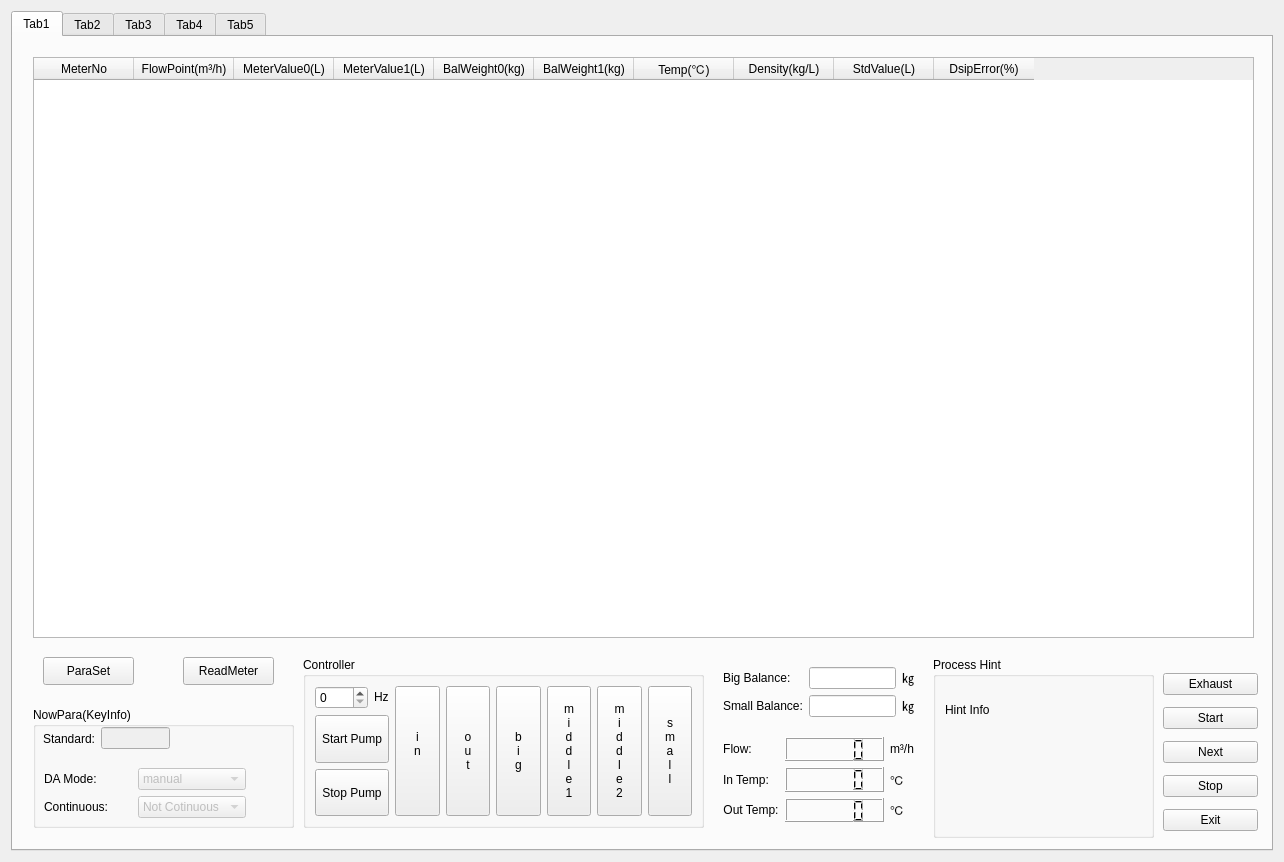
First picture: the form in source/weightmethod/weightmethod.ui, repository flimmy78/qtverify, before the edit.
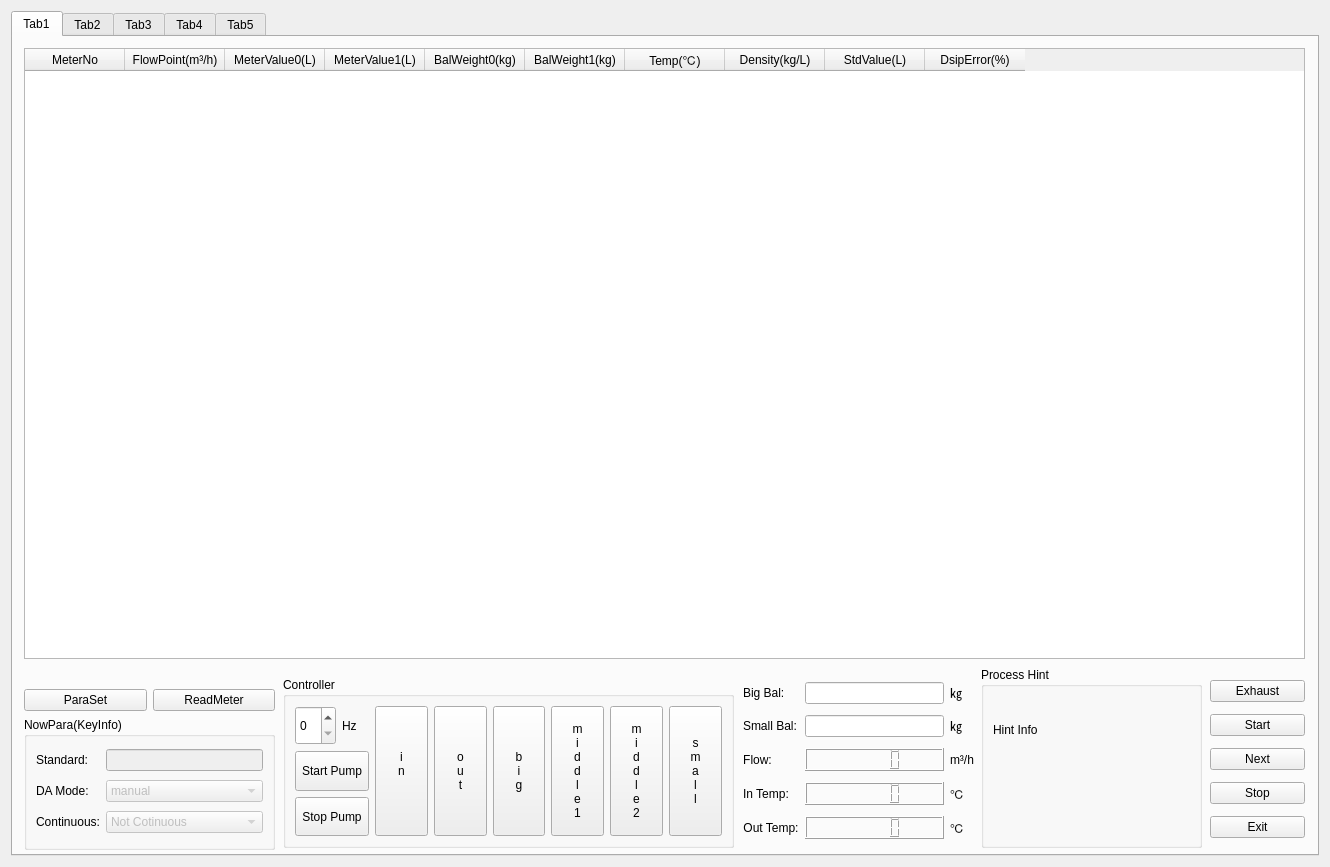
Second picture: the form after the edit.

Commit message: 调整界面布局

The edit to the form file:
```diff
--- a/source/weightmethod/weightmethod.ui
+++ b/source/weightmethod/weightmethod.ui
@@ -6,8 +6,8 @@
    <rect>
     <x>0</x>
     <y>0</y>
-    <width>1284</width>
-    <height>862</height>
+    <width>1330</width>
+    <height>867</height>
    </rect>
   </property>
   <property name="windowTitle">
@@ -32,137 +32,19 @@
       <attribute name="title">
        <string>Tab1</string>
       </attribute>
-      <widget class="QPushButton" name="btnParaSet">
-       <property name="geometry">
-        <rect>
-         <x>30</x>
-         <y>620</y>
-         <width>91</width>
-         <height>28</height>
-        </rect>
-       </property>
-       <property name="sizePolicy">
-        <sizepolicy hsizetype="Fixed" vsizetype="Preferred">
-         <horstretch>0</horstretch>
-         <verstretch>0</verstretch>
-        </sizepolicy>
-       </property>
-       <property name="text">
-        <string>ParaSet</string>
-       </property>
-      </widget>
-      <widget class="QGroupBox" name="groupBox">
-       <property name="geometry">
-        <rect>
-         <x>20</x>
-         <y>670</y>
-         <width>261</width>
-         <height>121</height>
-        </rect>
-       </property>
-       <property name="title">
-        <string>NowPara(KeyInfo)</string>
-       </property>
-       <widget class="QWidget" name="layoutWidget">
-        <property name="geometry">
-         <rect>
-          <x>10</x>
-          <y>20</y>
-          <width>127</width>
-          <height>23</height>
-         </rect>
-        </property>
-        <layout class="QHBoxLayout" name="horizontalLayout_2">
-         <item>
-          <widget class="QLabel" name="labelStandard">
-           <property name="text">
-            <string>Standard:</string>
-           </property>
-          </widget>
-         </item>
-         <item>
-          <widget class="QLineEdit" name="lnEditStandard">
-           <property name="enabled">
-            <bool>false</bool>
-           </property>
-          </widget>
-         </item>
-        </layout>
-       </widget>
-       <widget class="QWidget" name="layoutWidget">
-        <property name="geometry">
-         <rect>
-          <x>11</x>
-          <y>61</y>
-          <width>202</width>
-          <height>51</height>
-         </rect>
-        </property>
-        <layout class="QGridLayout" name="gridLayout_5">
-         <item row="0" column="0">
-          <widget class="QLabel" name="label_14">
-           <property name="text">
-            <string>DA Mode:</string>
-           </property>
-          </widget>
-         </item>
-         <item row="0" column="1">
-          <widget class="QComboBox" name="cmbAutoPick">
-           <property name="enabled">
-            <bool>false</bool>
-           </property>
-           <item>
-            <property name="text">
-             <string>manual</string>
-            </property>
-           </item>
-           <item>
-            <property name="text">
-             <string>auto</string>
-            </property>
-           </item>
-          </widget>
-         </item>
-         <item row="1" column="0">
-          <widget class="QLabel" name="label_15">
-           <property name="text">
-            <string>Continuous:</string>
-           </property>
-          </widget>
-         </item>
-         <item row="1" column="1">
-          <widget class="QComboBox" name="cmbContinue">
-           <property name="enabled">
-            <bool>false</bool>
-           </property>
-           <item>
-            <property name="text">
-             <string>Not Cotinuous</string>
-            </property>
-           </item>
-           <item>
-            <property name="text">
-             <string>Continuous</string>
-            </property>
-           </item>
-          </widget>
-         </item>
-        </layout>
-       </widget>
-      </widget>
       <widget class="QGroupBox" name="groupBox_2">
        <property name="geometry">
         <rect>
-         <x>290</x>
-         <y>620</y>
-         <width>401</width>
+         <x>270</x>
+         <y>640</y>
+         <width>451</width>
          <height>171</height>
         </rect>
        </property>
        <property name="title">
         <string>Controller</string>
        </property>
-       <layout class="QGridLayout" name="gridLayout_4">
+       <layout class="QGridLayout" name="gridLayout_6">
         <item row="0" column="0">
          <layout class="QHBoxLayout" name="horizontalLayout">
           <property name="sizeConstraint">
@@ -171,7 +53,7 @@
           <item>
            <widget class="QSpinBox" name="spinBoxFrequency">
             <property name="sizePolicy">
-             <sizepolicy hsizetype="Preferred" vsizetype="Fixed">
+             <sizepolicy hsizetype="Preferred" vsizetype="Preferred">
               <horstretch>0</horstretch>
               <verstretch>0</verstretch>
              </sizepolicy>
@@ -181,7 +63,7 @@
           <item>
            <widget class="QLabel" name="label_13">
             <property name="sizePolicy">
-             <sizepolicy hsizetype="Fixed" vsizetype="Fixed">
+             <sizepolicy hsizetype="Preferred" vsizetype="Preferred">
               <horstretch>0</horstretch>
               <verstretch>0</verstretch>
              </sizepolicy>
@@ -196,7 +78,7 @@
         <item row="0" column="1" rowspan="3">
          <widget class="QToolButton" name="btnWaterIn">
           <property name="sizePolicy">
-           <sizepolicy hsizetype="Preferred" vsizetype="Preferred">
+           <sizepolicy hsizetype="Expanding" vsizetype="Preferred">
             <horstretch>0</horstretch>
             <verstretch>0</verstretch>
            </sizepolicy>
@@ -211,7 +93,7 @@
         <item row="0" column="2" rowspan="3">
          <widget class="QToolButton" name="btnWaterOut">
           <property name="sizePolicy">
-           <sizepolicy hsizetype="Preferred" vsizetype="Preferred">
+           <sizepolicy hsizetype="Expanding" vsizetype="Preferred">
             <horstretch>0</horstretch>
             <verstretch>0</verstretch>
            </sizepolicy>
@@ -226,7 +108,7 @@
         <item row="0" column="3" rowspan="3">
          <widget class="QToolButton" name="btnValveBig">
           <property name="sizePolicy">
-           <sizepolicy hsizetype="Preferred" vsizetype="Preferred">
+           <sizepolicy hsizetype="Expanding" vsizetype="Preferred">
             <horstretch>0</horstretch>
             <verstretch>0</verstretch>
            </sizepolicy>
@@ -241,7 +123,7 @@
         <item row="0" column="4" rowspan="3">
          <widget class="QToolButton" name="btnValveMiddle1">
           <property name="sizePolicy">
-           <sizepolicy hsizetype="Preferred" vsizetype="Preferred">
+           <sizepolicy hsizetype="Expanding" vsizetype="Preferred">
             <horstretch>0</horstretch>
             <verstretch>0</verstretch>
            </sizepolicy>
@@ -260,7 +142,7 @@
         <item row="0" column="5" rowspan="3">
          <widget class="QToolButton" name="btnValveMiddle2">
           <property name="sizePolicy">
-           <sizepolicy hsizetype="Preferred" vsizetype="Preferred">
+           <sizepolicy hsizetype="Expanding" vsizetype="Preferred">
             <horstretch>0</horstretch>
             <verstretch>0</verstretch>
            </sizepolicy>
@@ -279,7 +161,7 @@
         <item row="0" column="6" rowspan="3">
          <widget class="QToolButton" name="btnValveSmall">
           <property name="sizePolicy">
-           <sizepolicy hsizetype="Preferred" vsizetype="Preferred">
+           <sizepolicy hsizetype="Expanding" vsizetype="Preferred">
             <horstretch>0</horstretch>
             <verstretch>0</verstretch>
            </sizepolicy>
@@ -324,10 +206,10 @@
       <widget class="QTableWidget" name="tableWidget">
        <property name="geometry">
         <rect>
-         <x>20</x>
-         <y>20</y>
-         <width>1221</width>
-         <height>581</height>
+         <x>11</x>
+         <y>11</y>
+         <width>1281</width>
+         <height>611</height>
         </rect>
        </property>
        <property name="inputMethodHints">
@@ -390,53 +272,370 @@
       <widget class="QGroupBox" name="groupBox_3">
        <property name="geometry">
         <rect>
-         <x>920</x>
-         <y>620</y>
+         <x>968</x>
+         <y>630</y>
          <width>221</width>
          <height>181</height>
         </rect>
        </property>
+       <property name="sizePolicy">
+        <sizepolicy hsizetype="Expanding" vsizetype="Preferred">
+         <horstretch>0</horstretch>
+         <verstretch>0</verstretch>
+        </sizepolicy>
+       </property>
        <property name="title">
         <string>Process Hint</string>
        </property>
-       <widget class="QLabel" name="labelHintInfo">
-        <property name="geometry">
-         <rect>
-          <x>12</x>
-          <y>27</y>
-          <width>201</width>
-          <height>51</height>
-         </rect>
-        </property>
-        <property name="text">
-         <string>Hint Info</string>
-        </property>
-       </widget>
-       <widget class="QLabel" name="labelHint">
-        <property name="geometry">
-         <rect>
-          <x>10</x>
-          <y>90</y>
-          <width>191</width>
-          <height>51</height>
-         </rect>
-        </property>
-        <property name="text">
-         <string/>
-        </property>
-       </widget>
+       <layout class="QGridLayout" name="gridLayout_7">
+        <item row="0" column="0">
+         <widget class="QLabel" name="labelHintInfo">
+          <property name="sizePolicy">
+           <sizepolicy hsizetype="Expanding" vsizetype="Preferred">
+            <horstretch>0</horstretch>
+            <verstretch>0</verstretch>
+           </sizepolicy>
+          </property>
+          <property name="text">
+           <string>Hint Info</string>
+          </property>
+         </widget>
+        </item>
+        <item row="1" column="0">
+         <widget class="QLabel" name="labelHint">
+          <property name="sizePolicy">
+           <sizepolicy hsizetype="Expanding" vsizetype="Preferred">
+            <horstretch>0</horstretch>
+            <verstretch>0</verstretch>
+           </sizepolicy>
+          </property>
+          <property name="text">
+           <string/>
+          </property>
+         </widget>
+        </item>
+       </layout>
       </widget>
-      <widget class="QWidget" name="layoutWidget">
+      <widget class="QWidget" name="">
        <property name="geometry">
         <rect>
-         <x>710</x>
-         <y>700</y>
-         <width>191</width>
-         <height>85</height>
+         <x>11</x>
+         <y>652</y>
+         <width>251</width>
+         <height>161</height>
+        </rect>
+       </property>
+       <layout class="QGridLayout" name="gridLayout_5">
+        <item row="0" column="0">
+         <widget class="QPushButton" name="btnParaSet">
+          <property name="sizePolicy">
+           <sizepolicy hsizetype="Preferred" vsizetype="Preferred">
+            <horstretch>0</horstretch>
+            <verstretch>0</verstretch>
+           </sizepolicy>
+          </property>
+          <property name="text">
+           <string>ParaSet</string>
+          </property>
+         </widget>
+        </item>
+        <item row="0" column="1">
+         <widget class="QPushButton" name="btnReadMeter">
+          <property name="sizePolicy">
+           <sizepolicy hsizetype="Preferred" vsizetype="Fixed">
+            <horstretch>0</horstretch>
+            <verstretch>0</verstretch>
+           </sizepolicy>
+          </property>
+          <property name="text">
+           <string>ReadMeter</string>
+          </property>
+         </widget>
+        </item>
+        <item row="1" column="0" colspan="2">
+         <widget class="QGroupBox" name="groupBox">
+          <property name="title">
+           <string>NowPara(KeyInfo)</string>
+          </property>
+          <layout class="QGridLayout" name="gridLayout_3">
+           <item row="0" column="0">
+            <widget class="QLabel" name="labelStandard">
+             <property name="sizePolicy">
+              <sizepolicy hsizetype="Fixed" vsizetype="Preferred">
+               <horstretch>0</horstretch>
+               <verstretch>0</verstretch>
+              </sizepolicy>
+             </property>
+             <property name="text">
+              <string>Standard:</string>
+             </property>
+            </widget>
+           </item>
+           <item row="0" column="1">
+            <widget class="QLineEdit" name="lnEditStandard">
+             <property name="enabled">
+              <bool>false</bool>
+             </property>
+             <property name="sizePolicy">
+              <sizepolicy hsizetype="Preferred" vsizetype="Fixed">
+               <horstretch>0</horstretch>
+               <verstretch>0</verstretch>
+              </sizepolicy>
+             </property>
+            </widget>
+           </item>
+           <item row="1" column="0">
+            <widget class="QLabel" name="label_14">
+             <property name="sizePolicy">
+              <sizepolicy hsizetype="Fixed" vsizetype="Preferred">
+               <horstretch>0</horstretch>
+               <verstretch>0</verstretch>
+              </sizepolicy>
+             </property>
+             <property name="text">
+              <string>DA Mode:</string>
+             </property>
+            </widget>
+           </item>
+           <item row="1" column="1">
+            <widget class="QComboBox" name="cmbAutoPick">
+             <property name="enabled">
+              <bool>false</bool>
+             </property>
+             <property name="sizePolicy">
+              <sizepolicy hsizetype="Preferred" vsizetype="Fixed">
+               <horstretch>0</horstretch>
+               <verstretch>0</verstretch>
+              </sizepolicy>
+             </property>
+             <item>
+              <property name="text">
+               <string>manual</string>
+              </property>
+             </item>
+             <item>
+              <property name="text">
+               <string>auto</string>
+              </property>
+             </item>
+            </widget>
+           </item>
+           <item row="2" column="0">
+            <widget class="QLabel" name="label_15">
+             <property name="sizePolicy">
+              <sizepolicy hsizetype="Fixed" vsizetype="Preferred">
+               <horstretch>0</horstretch>
+               <verstretch>0</verstretch>
+              </sizepolicy>
+             </property>
+             <property name="text">
+              <string>Continuous:</string>
+             </property>
+            </widget>
+           </item>
+           <item row="2" column="1">
+            <widget class="QComboBox" name="cmbContinue">
+             <property name="enabled">
+              <bool>false</bool>
+             </property>
+             <property name="sizePolicy">
+              <sizepolicy hsizetype="Preferred" vsizetype="Fixed">
+               <horstretch>0</horstretch>
+               <verstretch>0</verstretch>
+              </sizepolicy>
+             </property>
+             <item>
+              <property name="text">
+               <string>Not Cotinuous</string>
+              </property>
+             </item>
+             <item>
+              <property name="text">
+               <string>Continuous</string>
+              </property>
+             </item>
+            </widget>
+           </item>
+          </layout>
+         </widget>
+        </item>
+       </layout>
+      </widget>
+      <widget class="QWidget" name="">
+       <property name="geometry">
+        <rect>
+         <x>1197</x>
+         <y>637</y>
+         <width>95</width>
+         <height>170</height>
+        </rect>
+       </property>
+       <layout class="QGridLayout" name="gridLayout_4">
+        <item row="0" column="0">
+         <widget class="QPushButton" name="btnExhaust">
+          <property name="sizePolicy">
+           <sizepolicy hsizetype="Preferred" vsizetype="Fixed">
+            <horstretch>0</horstretch>
+            <verstretch>0</verstretch>
+           </sizepolicy>
+          </property>
+          <property name="text">
+           <string>Exhaust</string>
+          </property>
+         </widget>
+        </item>
+        <item row="1" column="0">
+         <widget class="QPushButton" name="btnStart">
+          <property name="sizePolicy">
+           <sizepolicy hsizetype="Preferred" vsizetype="Fixed">
+            <horstretch>0</horstretch>
+            <verstretch>0</verstretch>
+           </sizepolicy>
+          </property>
+          <property name="text">
+           <string>Start</string>
+          </property>
+         </widget>
+        </item>
+        <item row="2" column="0">
+         <widget class="QPushButton" name="btnNext">
+          <property name="sizePolicy">
+           <sizepolicy hsizetype="Preferred" vsizetype="Fixed">
+            <horstretch>0</horstretch>
+            <verstretch>0</verstretch>
+           </sizepolicy>
+          </property>
+          <property name="text">
+           <string>Next</string>
+          </property>
+         </widget>
+        </item>
+        <item row="3" column="0">
+         <widget class="QPushButton" name="btnStop">
+          <property name="sizePolicy">
+           <sizepolicy hsizetype="Preferred" vsizetype="Fixed">
+            <horstretch>0</horstretch>
+            <verstretch>0</verstretch>
+           </sizepolicy>
+          </property>
+          <property name="text">
+           <string>Stop</string>
+          </property>
+         </widget>
+        </item>
+        <item row="4" column="0">
+         <widget class="QPushButton" name="btnExit">
+          <property name="sizePolicy">
+           <sizepolicy hsizetype="Preferred" vsizetype="Fixed">
+            <horstretch>0</horstretch>
+            <verstretch>0</verstretch>
+           </sizepolicy>
+          </property>
+          <property name="text">
+           <string>Exit</string>
+          </property>
+         </widget>
+        </item>
+       </layout>
+      </widget>
+      <widget class="QWidget" name="">
+       <property name="geometry">
+        <rect>
+         <x>730</x>
+         <y>640</y>
+         <width>231</width>
+         <height>171</height>
         </rect>
        </property>
        <layout class="QGridLayout" name="gridLayout_2">
         <item row="0" column="0">
+         <widget class="QLabel" name="label_9">
+          <property name="sizePolicy">
+           <sizepolicy hsizetype="Fixed" vsizetype="Preferred">
+            <horstretch>0</horstretch>
+            <verstretch>0</verstretch>
+           </sizepolicy>
+          </property>
+          <property name="text">
+           <string>Big Bal:</string>
+          </property>
+         </widget>
+        </item>
+        <item row="0" column="1">
+         <widget class="QLineEdit" name="lnEditBigBalance">
+          <property name="sizePolicy">
+           <sizepolicy hsizetype="Preferred" vsizetype="Fixed">
+            <horstretch>0</horstretch>
+            <verstretch>0</verstretch>
+           </sizepolicy>
+          </property>
+          <property name="text">
+           <string/>
+          </property>
+          <property name="readOnly">
+           <bool>true</bool>
+          </property>
+         </widget>
+        </item>
+        <item row="0" column="2">
+         <widget class="QLabel" name="label_11">
+          <property name="sizePolicy">
+           <sizepolicy hsizetype="Fixed" vsizetype="Preferred">
+            <horstretch>0</horstretch>
+            <verstretch>0</verstretch>
+           </sizepolicy>
+          </property>
+          <property name="text">
+           <string>㎏</string>
+          </property>
+         </widget>
+        </item>
+        <item row="1" column="0">
+         <widget class="QLabel" name="label_10">
+          <property name="sizePolicy">
+           <sizepolicy hsizetype="Fixed" vsizetype="Preferred">
+            <horstretch>0</horstretch>
+            <verstretch>0</verstretch>
+           </sizepolicy>
+          </property>
+          <property name="text">
+           <string>Small Bal:</string>
+          </property>
+         </widget>
+        </item>
+        <item row="1" column="1">
+         <widget class="QLineEdit" name="lnEditSmallBalance">
+          <property name="sizePolicy">
+           <sizepolicy hsizetype="Preferred" vsizetype="Fixed">
+            <horstretch>0</horstretch>
+            <verstretch>0</verstretch>
+           </sizepolicy>
+          </property>
+          <property name="inputMethodHints">
+           <set>Qt::ImhNone</set>
+          </property>
+          <property name="text">
+           <string/>
+          </property>
+          <property name="readOnly">
+           <bool>false</bool>
+          </property>
+         </widget>
+        </item>
+        <item row="1" column="2">
+         <widget class="QLabel" name="label_12">
+          <property name="sizePolicy">
+           <sizepolicy hsizetype="Fixed" vsizetype="Preferred">
+            <horstretch>0</horstretch>
+            <verstretch>0</verstretch>
+           </sizepolicy>
+          </property>
+          <property name="text">
+           <string>㎏</string>
+          </property>
+         </widget>
+        </item>
+        <item row="2" column="0">
          <widget class="QLabel" name="label_3">
           <property name="sizePolicy">
            <sizepolicy hsizetype="Fixed" vsizetype="Preferred">
@@ -452,17 +651,17 @@
           </property>
          </widget>
         </item>
-        <item row="0" column="1">
+        <item row="2" column="1">
          <widget class="QLCDNumber" name="lcdNumberFlow">
           <property name="sizePolicy">
-           <sizepolicy hsizetype="Preferred" vsizetype="Minimum">
+           <sizepolicy hsizetype="Preferred" vsizetype="Fixed">
             <horstretch>0</horstretch>
             <verstretch>0</verstretch>
            </sizepolicy>
           </property>
          </widget>
         </item>
-        <item row="0" column="2">
+        <item row="2" column="2">
          <widget class="QLabel" name="label_6">
           <property name="sizePolicy">
            <sizepolicy hsizetype="Fixed" vsizetype="Preferred">
@@ -475,7 +674,7 @@
           </property>
          </widget>
         </item>
-        <item row="1" column="0">
+        <item row="3" column="0">
          <widget class="QLabel" name="label_4">
           <property name="sizePolicy">
            <sizepolicy hsizetype="Fixed" vsizetype="Preferred">
@@ -491,10 +690,10 @@
           </property>
          </widget>
         </item>
-        <item row="1" column="1">
+        <item row="3" column="1">
          <widget class="QLCDNumber" name="lcdNumberInTemper">
           <property name="sizePolicy">
-           <sizepolicy hsizetype="Preferred" vsizetype="Minimum">
+           <sizepolicy hsizetype="Preferred" vsizetype="Fixed">
             <horstretch>0</horstretch>
             <verstretch>0</verstretch>
            </sizepolicy>
@@ -541,7 +740,7 @@
           </property>
          </widget>
         </item>
-        <item row="1" column="2">
+        <item row="3" column="2">
          <widget class="QLabel" name="label_7">
           <property name="sizePolicy">
            <sizepolicy hsizetype="Fixed" vsizetype="Preferred">
@@ -554,7 +753,7 @@
           </property>
          </widget>
         </item>
-        <item row="2" column="0">
+        <item row="4" column="0">
          <widget class="QLabel" name="label_5">
           <property name="sizePolicy">
            <sizepolicy hsizetype="Fixed" vsizetype="Preferred">
@@ -570,17 +769,17 @@
           </property>
          </widget>
         </item>
-        <item row="2" column="1">
+        <item row="4" column="1">
          <widget class="QLCDNumber" name="lcdNumberOutTemper">
           <property name="sizePolicy">
-           <sizepolicy hsizetype="Preferred" vsizetype="Minimum">
+           <sizepolicy hsizetype="Preferred" vsizetype="Fixed">
             <horstretch>0</horstretch>
             <verstretch>0</verstretch>
            </sizepolicy>
           </property>
          </widget>
         </item>
-        <item row="2" column="2">
+        <item row="4" column="2">
          <widget class="QLabel" name="label_8">
           <property name="sizePolicy">
            <sizepolicy hsizetype="Fixed" vsizetype="Preferred">
@@ -595,165 +794,6 @@
         </item>
        </layout>
       </widget>
-      <widget class="QWidget" name="layoutWidget">
-       <property name="geometry">
-        <rect>
-         <x>710</x>
-         <y>630</y>
-         <width>191</width>
-         <height>51</height>
-        </rect>
-       </property>
-       <layout class="QGridLayout" name="gridLayout_3">
-        <item row="0" column="0">
-         <widget class="QLabel" name="label_9">
-          <property name="sizePolicy">
-           <sizepolicy hsizetype="Fixed" vsizetype="Preferred">
-            <horstretch>0</horstretch>
-            <verstretch>0</verstretch>
-           </sizepolicy>
-          </property>
-          <property name="text">
-           <string>Big Balance:</string>
-          </property>
-         </widget>
-        </item>
-        <item row="0" column="1">
-         <widget class="QLineEdit" name="lnEditBigBalance">
-          <property name="sizePolicy">
-           <sizepolicy hsizetype="Preferred" vsizetype="Fixed">
-            <horstretch>0</horstretch>
-            <verstretch>0</verstretch>
-           </sizepolicy>
-          </property>
-          <property name="text">
-           <string/>
-          </property>
-          <property name="readOnly">
-           <bool>true</bool>
-          </property>
-         </widget>
-        </item>
-        <item row="0" column="2">
-         <widget class="QLabel" name="label_11">
-          <property name="sizePolicy">
-           <sizepolicy hsizetype="Fixed" vsizetype="Preferred">
-            <horstretch>0</horstretch>
-            <verstretch>0</verstretch>
-           </sizepolicy>
-          </property>
-          <property name="text">
-           <string>㎏</string>
-          </property>
-         </widget>
-        </item>
-        <item row="1" column="0">
-         <widget class="QLabel" name="label_10">
-          <property name="sizePolicy">
-           <sizepolicy hsizetype="Fixed" vsizetype="Preferred">
-            <horstretch>0</horstretch>
-            <verstretch>0</verstretch>
-           </sizepolicy>
-          </property>
-          <property name="text">
-           <string>Small Balance:</string>
-          </property>
-         </widget>
-        </item>
-        <item row="1" column="1">
-         <widget class="QLineEdit" name="lnEditSmallBalance">
-          <property name="sizePolicy">
-           <sizepolicy hsizetype="Preferred" vsizetype="Fixed">
-            <horstretch>0</horstretch>
-            <verstretch>0</verstretch>
-           </sizepolicy>
-          </property>
-          <property name="inputMethodHints">
-           <set>Qt::ImhNone</set>
-          </property>
-          <property name="text">
-           <string/>
-          </property>
-          <property name="readOnly">
-           <bool>false</bool>
-          </property>
-         </widget>
-        </item>
-        <item row="1" column="2">
-         <widget class="QLabel" name="label_12">
-          <property name="sizePolicy">
-           <sizepolicy hsizetype="Fixed" vsizetype="Preferred">
-            <horstretch>0</horstretch>
-            <verstretch>0</verstretch>
-           </sizepolicy>
-          </property>
-          <property name="text">
-           <string>㎏</string>
-          </property>
-         </widget>
-        </item>
-       </layout>
-      </widget>
-      <widget class="QPushButton" name="btnReadMeter">
-       <property name="geometry">
-        <rect>
-         <x>170</x>
-         <y>620</y>
-         <width>91</width>
-         <height>28</height>
-        </rect>
-       </property>
-       <property name="text">
-        <string>ReadMeter</string>
-       </property>
-      </widget>
-      <widget class="QWidget" name="layoutWidget">
-       <property name="geometry">
-        <rect>
-         <x>1150</x>
-         <y>630</y>
-         <width>95</width>
-         <height>170</height>
-        </rect>
-       </property>
-       <layout class="QGridLayout" name="gridLayout_6">
-        <item row="0" column="0">
-         <widget class="QPushButton" name="btnExhaust">
-          <property name="text">
-           <string>Exhaust</string>
-          </property>
-         </widget>
-        </item>
-        <item row="1" column="0">
-         <widget class="QPushButton" name="btnStart">
-          <property name="text">
-           <string>Start</string>
-          </property>
-         </widget>
-        </item>
-        <item row="2" column="0">
-         <widget class="QPushButton" name="btnNext">
-          <property name="text">
-           <string>Next</string>
-          </property>
-         </widget>
-        </item>
-        <item row="3" column="0">
-         <widget class="QPushButton" name="btnStop">
-          <property name="text">
-           <string>Stop</string>
-          </property>
-         </widget>
-        </item>
-        <item row="4" column="0">
-         <widget class="QPushButton" name="btnExit">
-          <property name="text">
-           <string>Exit</string>
-          </property>
-         </widget>
-        </item>
-       </layout>
-      </widget>
      </widget>
      <widget class="QWidget" name="tab2">
       <attribute name="title">
```
The commit also changes 7 other files.
